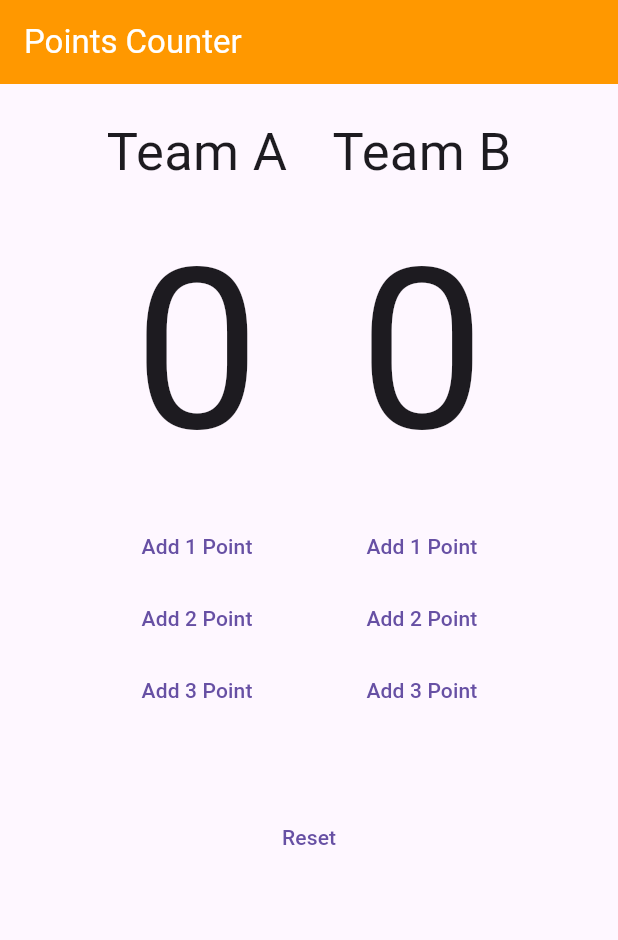
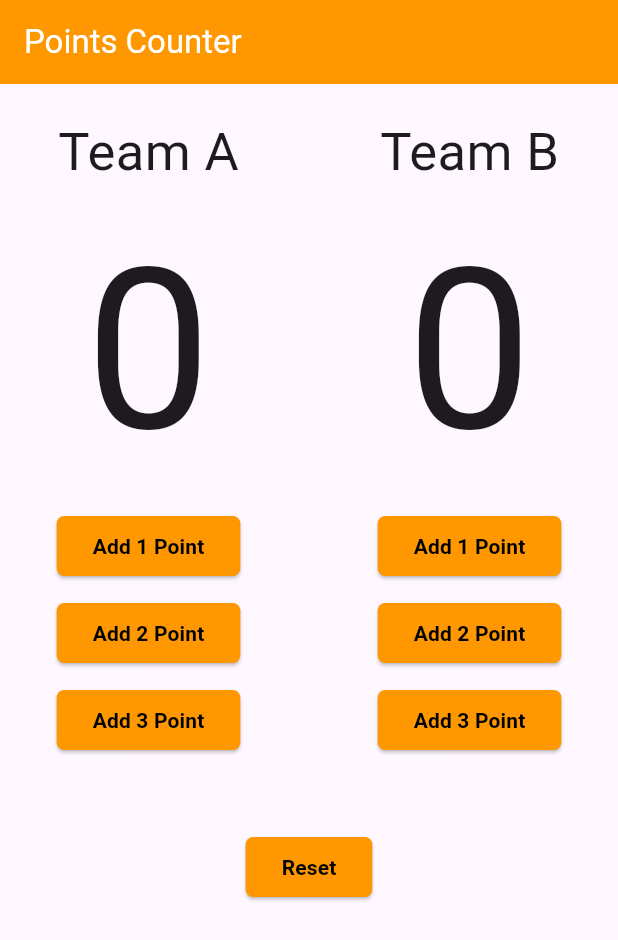
Before and after one commit to asem-kurd/learn_flutter_projects, a Flutter app: the screen it shows after launch, on a phone screen of 412 x 824 dp. Shown: the top 940 px of the screen. Run offline on Flutter 3.47's test engine with Material 3 defaults, Android fonts, the phone set to English and light mode, and no system bars.

Commit message:
Update some widgets

```diff
--- a/lib/main.dart
+++ b/lib/main.dart
@@ -8,6 +8,7 @@ class BasketballCounterApp extends StatelessWidget {
   @override
   Widget build(BuildContext context) {
     return MaterialApp(
+      debugShowCheckedModeBanner: false,
       home: Scaffold(
         appBar: AppBar(
           backgroundColor: Colors.orange,
@@ -20,7 +21,7 @@ class BasketballCounterApp extends StatelessWidget {
           children: [
             const Padding(padding: EdgeInsets.only(top: 20)),
             Row(
-              mainAxisAlignment: MainAxisAlignment.center,
+              mainAxisAlignment: MainAxisAlignment.spaceEvenly,
               children: [
                 Column(
                   children: [
@@ -32,25 +33,62 @@ class BasketballCounterApp extends StatelessWidget {
                       "0",
                       style: TextStyle(fontSize: 150),
                     ),
-                    TextButton(
+                    // Spacer(
+                    //   flex: 1,
+                    // ),
+                    ElevatedButton(
+                      style: ElevatedButton.styleFrom(
+                        backgroundColor: Colors.orange,
+                        foregroundColor: Colors.black,
+                        shape: RoundedRectangleBorder(
+                          borderRadius: BorderRadius.circular(5.0),
+                        ),
+                      ),
                       onPressed: () {},
-                      child: const Text('Add 1 Point'),
+                      child: const Text(
+                        'Add 1 Point',
+                        style: TextStyle(
+                          fontWeight: FontWeight.w600,
+                        ),
+                      ),
                     ),
-                    TextButton(
+                    const Padding(padding: EdgeInsets.only(top: 10)),
+                    ElevatedButton(
+                      style: ElevatedButton.styleFrom(
+                        backgroundColor: Colors.orange,
+                        foregroundColor: Colors.black,
+                        shape: RoundedRectangleBorder(
+                          borderRadius: BorderRadius.circular(5.0),
+                        ),
+                      ),
                       onPressed: () {},
-                      child: const Text('Add 2 Point'),
+                      child: const Text(
+                        'Add 2 Point',
+                        style: TextStyle(
+                          fontWeight: FontWeight.w600,
+                        ),
+                      ),
                     ),
-                    TextButton(
+                    const Padding(padding: EdgeInsets.only(top: 10)),
+                    ElevatedButton(
+                      style: ElevatedButton.styleFrom(
+                        backgroundColor: Colors.orange,
+                        foregroundColor: Colors.black,
+                        shape: RoundedRectangleBorder(
+                          borderRadius: BorderRadius.circular(5.0),
+                        ),
+                      ),
                       onPressed: () {},
-                      child: const Text('Add 3 Point'),
+                      child: const Text(
+                        'Add 3 Point',
+                        style: TextStyle(
+                          fontWeight: FontWeight.w600,
+                        ),
+                      ),
                     ),
                   ],
                 ),
-                const VerticalDivider(
-                  color: Color.fromARGB(157, 0, 0, 0),
-                  width: 30,
-                  thickness: 10,
-                ),
+                const VerticalDivider(),
                 Column(
                   children: [
                     const Text(
@@ -61,26 +99,76 @@ class BasketballCounterApp extends StatelessWidget {
                       "0",
                       style: TextStyle(fontSize: 150),
                     ),
-                    TextButton(
+                    ElevatedButton(
+                      style: ElevatedButton.styleFrom(
+                        backgroundColor: Colors.orange,
+                        foregroundColor: Colors.black,
+                        shape: RoundedRectangleBorder(
+                          borderRadius: BorderRadius.circular(5.0),
+                        ),
+                      ),
                       onPressed: () {},
-                      child: const Text('Add 1 Point'),
+                      child: const Text(
+                        'Add 1 Point',
+                        style: TextStyle(
+                          fontWeight: FontWeight.w600,
+                        ),
+                      ),
                     ),
-                    TextButton(
+                    const Padding(padding: EdgeInsets.only(top: 10)),
+                    ElevatedButton(
+                      style: ElevatedButton.styleFrom(
+                        backgroundColor: Colors.orange,
+                        foregroundColor: Colors.black,
+                        shape: RoundedRectangleBorder(
+                          borderRadius: BorderRadius.circular(5.0),
+                        ),
+                      ),
                       onPressed: () {},
-                      child: const Text('Add 2 Point'),
+                      child: const Text(
+                        'Add 2 Point',
+                        style: TextStyle(
+                          fontWeight: FontWeight.w600,
+                        ),
+                      ),
                     ),
-                    TextButton(
+                    const Padding(padding: EdgeInsets.only(top: 10)),
+                    ElevatedButton(
+                      style: ElevatedButton.styleFrom(
+                        backgroundColor: Colors.orange,
+                        foregroundColor: Colors.black,
+                        shape: RoundedRectangleBorder(
+                          borderRadius: BorderRadius.circular(5.0),
+                        ),
+                      ),
                       onPressed: () {},
-                      child: const Text('Add 3 Point'),
+                      child: const Text(
+                        'Add 3 Point',
+                        style: TextStyle(
+                          fontWeight: FontWeight.w600,
+                        ),
+                      ),
                     ),
                   ],
                 ),
               ],
             ),
             const Padding(padding: EdgeInsets.only(top: 50)),
-            TextButton(
+            ElevatedButton(
+              style: ElevatedButton.styleFrom(
+                backgroundColor: Colors.orange,
+                foregroundColor: Colors.black,
+                shape: RoundedRectangleBorder(
+                  borderRadius: BorderRadius.circular(5.0),
+                ),
+              ),
               onPressed: () {},
-              child: const Text('Reset'),
+              child: const Text(
+                'Reset',
+                style: TextStyle(
+                  fontWeight: FontWeight.w600,
+                ),
+              ),
             ),
           ],
         ),
```
